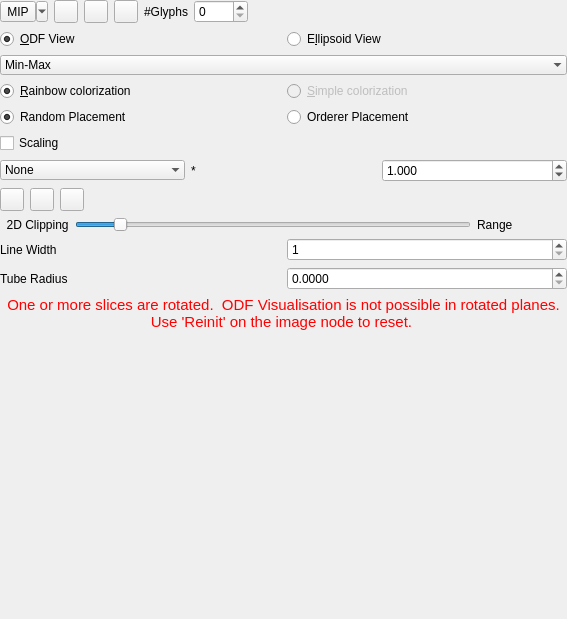
This is Plugins/org.mitk.gui.qt.diffusionimaging/src/internal/QmitkControlVisualizationPropertiesViewControls.ui in MITK/MITK as Qt 5 draws it before an edit. The edited form follows.
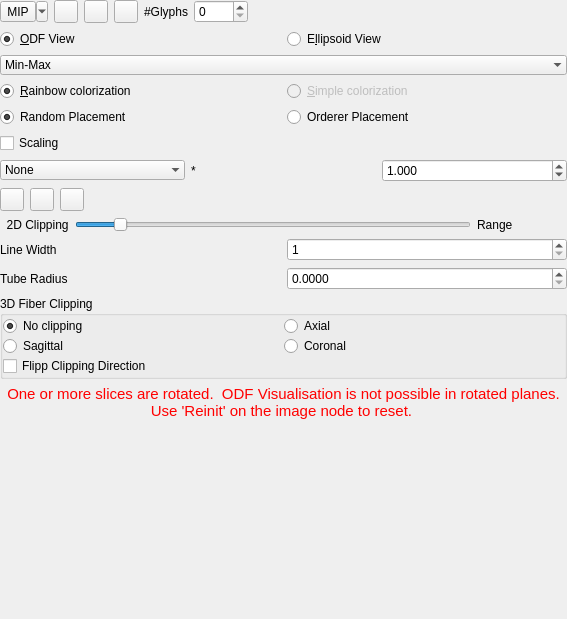
This is the edited form. Icons and pictures are not drawn.

Commit message: Add shader for 3D fiber clipping

The edit to the form file:
```diff
--- a/Plugins/org.mitk.gui.qt.diffusionimaging/src/internal/QmitkControlVisualizationPropertiesViewControls.ui
+++ b/Plugins/org.mitk.gui.qt.diffusionimaging/src/internal/QmitkControlVisualizationPropertiesViewControls.ui
@@ -741,6 +741,68 @@
         </layout>
        </widget>
       </item>
+      <item>
+       <widget class="QGroupBox" name="m_3DClippingBox">
+        <property name="title">
+         <string>3D Fiber Clipping</string>
+        </property>
+        <layout class="QGridLayout" name="gridLayout_5">
+         <property name="leftMargin">
+          <number>0</number>
+         </property>
+         <property name="topMargin">
+          <number>0</number>
+         </property>
+         <property name="rightMargin">
+          <number>0</number>
+         </property>
+         <property name="bottomMargin">
+          <number>0</number>
+         </property>
+         <property name="spacing">
+          <number>0</number>
+         </property>
+         <item row="3" column="0">
+          <widget class="QRadioButton" name="m_Clip2">
+           <property name="text">
+            <string>Sagittal</string>
+           </property>
+          </widget>
+         </item>
+         <item row="2" column="0">
+          <widget class="QRadioButton" name="m_Clip0">
+           <property name="text">
+            <string>No clipping</string>
+           </property>
+           <property name="checked">
+            <bool>true</bool>
+           </property>
+          </widget>
+         </item>
+         <item row="3" column="1">
+          <widget class="QRadioButton" name="m_Clip3">
+           <property name="text">
+            <string>Coronal</string>
+           </property>
+          </widget>
+         </item>
+         <item row="2" column="1">
+          <widget class="QRadioButton" name="m_Clip1">
+           <property name="text">
+            <string>Axial</string>
+           </property>
+          </widget>
+         </item>
+         <item row="4" column="0">
+          <widget class="QCheckBox" name="m_FlipClipBox">
+           <property name="text">
+            <string>Flipp Clipping Direction</string>
+           </property>
+          </widget>
+         </item>
+        </layout>
+       </widget>
+      </item>
      </layout>
     </widget>
    </item>
```
Left out of the diff: 14 changed lines with no effect on the pictures. The commit also changes 12 other files.
